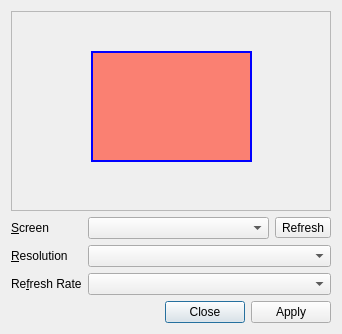
The window that examples/displaysettings/displaysettingsdialog.ui (mnutt/libqxt) describes before a commit, drawn with Qt 5.
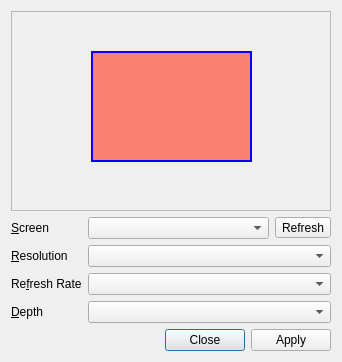
The same window after the commit. Custom widgets are drawn as their Qt base class.

Commit message: Added color depth to the display settings example.

Diff of the .ui file:
```diff
--- a/examples/displaysettings/displaysettingsdialog.ui
+++ b/examples/displaysettings/displaysettingsdialog.ui
@@ -6,7 +6,7 @@
     <x>0</x>
     <y>0</y>
     <width>338</width>
-    <height>331</height>
+    <height>357</height>
    </rect>
   </property>
   <property name="windowTitle" >
@@ -111,6 +111,19 @@
        </item>
       </layout>
      </item>
+     <item row="3" column="1" >
+      <widget class="QComboBox" name="comboBoxDepth" />
+     </item>
+     <item row="3" column="0" >
+      <widget class="QLabel" name="labelDepth" >
+       <property name="text" >
+        <string>&amp;Depth</string>
+       </property>
+       <property name="buddy" >
+        <cstring>comboBoxDepth</cstring>
+       </property>
+      </widget>
+     </item>
     </layout>
    </item>
    <item>
```
Left out of the diff: 8 changed lines with no effect on the pictures. The commit also changes 2 other files.
